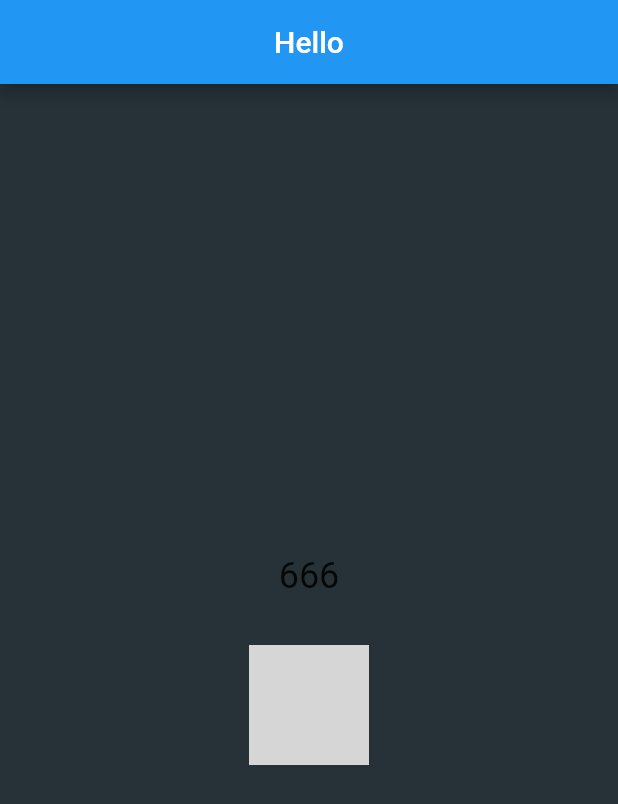
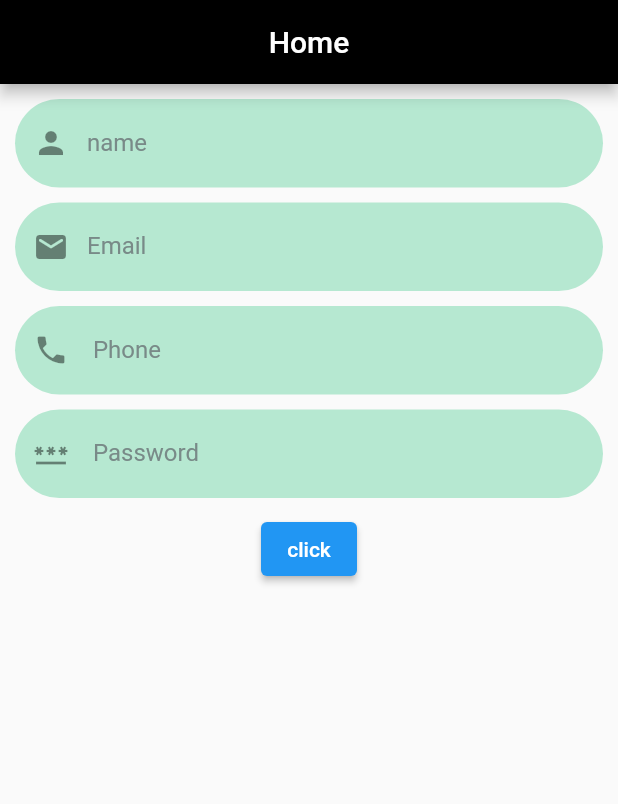
Before and after one commit to Souravcv/task, a Flutter app: the screen it shows once a user with an empty profile is signed in, on a phone screen of 412 x 824 dp. Shown: the top 804 px of the screen. Run offline on Flutter 3.47's test engine with Material 2 defaults, Android fonts, the phone set to English and light mode, and no system bars; our stand-ins replace email_validator, firebase_auth, firebase_core, font_awesome_flutter, google_sign_in; accounts and stored records are empty; grey boxes are pictures that could not be loaded.

```diff
--- a/lib/screens/homepage.dart
+++ b/lib/screens/homepage.dart
@@ -1,10 +1,7 @@
-
-
 import 'package:firebase_auth/firebase_auth.dart';
-import 'package:firebase_core/firebase_core.dart';
 import 'package:flutter/material.dart';
 import 'package:flutter/src/widgets/framework.dart';
-import 'package:flutter/src/widgets/placeholder.dart';
+import 'package:email_validator/email_validator.dart';
 
 class LoggedinWidget extends StatelessWidget {
   const LoggedinWidget({super.key});
@@ -12,29 +9,166 @@ class LoggedinWidget extends StatelessWidget {
   @override
   Widget build(BuildContext context) {
     final user = FirebaseAuth.instance.currentUser;
+    final formKey = GlobalKey<FormState>();
+
+
     return Scaffold(
         appBar: AppBar(
-        title:const Text("Hello"),
+          title: const Text("Home"),
           centerTitle: true,
-        actions: [
-          TextButton(onPressed: (){}, child:const Text('Logout'))
-        ],
+          backgroundColor: Colors.black,
         ),
-      body: Container(
-        alignment: Alignment.center,
-        color: Colors.blueGrey.shade900,
+        body: SafeArea(
+            child: Padding(
+          padding: EdgeInsets.all(10),
+          child: Form(
+            key: formKey,
             child: Column(
-          mainAxisAlignment: MainAxisAlignment.center,
+              mainAxisAlignment: MainAxisAlignment.start,
               children: [
-            Text("666",style: TextStyle(fontSize: 24),),
-            SizedBox(height: 32,),
-           CircleAvatar(
-            radius: 40,
-            backgroundImage: NetworkImage("https://imgs.search.brave.com/xp38TOFN041Tckx-upE6pZVSm-BhJtNiUaEt3Ao37Yc/rs:fit:459:225:1/g:ce/aHR0cHM6Ly90c2Uy/LmV4cGxpY2l0LmJp/bmcubmV0L3RoP2lk/PU9JUC5aQXFOUlAt/cDcweHZlS1ZSSnQ1/OTVRSGFIcCZwaWQ9/QXBp"),
-           )
+                //name
+                TextFormField(
+                  style: TextStyle(
+                    color: const Color.fromARGB(255, 0, 0, 0).withOpacity(0.9),
+                  ),
+                  decoration: InputDecoration(
+                    prefixIcon: Icon(Icons.person),
+                    labelText: "name",
+                    labelStyle: TextStyle(
+                        color: const Color.fromARGB(255, 114, 128, 128)
+                            .withOpacity(0.9)),
+                    filled: true,
+                    floatingLabelBehavior: FloatingLabelBehavior.never,
+                    fillColor:
+                        const Color.fromARGB(255, 26, 190, 114).withOpacity(0.3),
+                    border: OutlineInputBorder(
+                      borderRadius: BorderRadius.circular(30.0),
+                      borderSide:
+                          const BorderSide(width: 0, style: BorderStyle.none),
+                    ),
+                  ),
+                  validator: (value) {
+                    if (value!.isEmpty ||
+                        !RegExp(r'^[a-z A-Z]+$').hasMatch(value)) {
+                      return "Enter Correct name";
+                    } else {
+                      return null;
+                    }
+                  },
+                ),
+                SizedBox(
+                  height: 10,
+                ),
+
+                //Email
+                TextFormField(
+
+                  style: TextStyle(
+                    color: const Color.fromARGB(255, 0, 0, 0).withOpacity(0.9),
+                  ),
+                  decoration: InputDecoration(
+                    prefixIcon: Icon(Icons.email_rounded),
+                    labelText: "Email",
+                    labelStyle: TextStyle(
+                        color: const Color.fromARGB(255, 114, 128, 128)
+                            .withOpacity(0.9)),
+                    filled: true,
+                    floatingLabelBehavior: FloatingLabelBehavior.never,
+                    fillColor:
+                        const Color.fromARGB(255, 26, 190, 114).withOpacity(0.3),
+                    border: OutlineInputBorder(
+                      borderRadius: BorderRadius.circular(30.0),
+                      borderSide:
+                          const BorderSide(width: 0, style: BorderStyle.none),
+                    ),
+                  ),
+                   validator: (value) {
+                    if (value!.isEmpty ||
+                        !RegExp(r'^[\w-\.]+@([\w-]+\.)+[\w]{2,4}').hasMatch(value)) {
+                      return "Enter Correct email";
+                    } else {
+                      return null;
+                    }
+                  },
+                ),
+
+                SizedBox(
+                  height: 10,
+                ),
+                //phone
+
+                TextFormField(
+                  keyboardType: TextInputType.phone,
+                  style: TextStyle(
+                    color: const Color.fromARGB(255, 0, 0, 0).withOpacity(0.9),
+                  ),
+                  decoration: InputDecoration(
+                    prefixIcon: Icon(Icons.phone),
+                    labelText: " Phone",
+                    labelStyle: TextStyle(
+                        color: const Color.fromARGB(255, 114, 128, 128)
+                            .withOpacity(0.9)),
+                    filled: true,
+                    floatingLabelBehavior: FloatingLabelBehavior.never,
+                    fillColor:
+                        const Color.fromARGB(255, 26, 190, 114).withOpacity(0.3),
+                    border: OutlineInputBorder(
+                      borderRadius: BorderRadius.circular(30.0),
+                      borderSide:
+                          const BorderSide(width: 0, style: BorderStyle.none),
+                    ),
+                  ),
+                  validator: (value) {
+                    if (value!.isEmpty
+                            ) {
+                      return "Enter Correct phone Number";
+                    } else {
+                      return null;
+                    }
+                  },
+                ),
+                SizedBox(
+                  height: 10,
+                ),
+
+                //Password
+                TextFormField(
+
+                  obscureText: true,
+                  style: TextStyle(
+                    color: const Color.fromARGB(255, 0, 0, 0).withOpacity(0.9),
+                  ),
+                  decoration: InputDecoration(
+                    prefixIcon: Icon(Icons.password_outlined),
+                    labelText: " Password",
+                    labelStyle: TextStyle(
+                        color: const Color.fromARGB(255, 114, 128, 128)
+                            .withOpacity(0.9)),
+                    filled: true,
+                    floatingLabelBehavior: FloatingLabelBehavior.never,
+                    fillColor:
+                        const Color.fromARGB(255, 26, 190, 114).withOpacity(0.3),
+                    border: OutlineInputBorder(
+                      borderRadius: BorderRadius.circular(30.0),
+                      borderSide:
+                          const BorderSide(width: 0, style: BorderStyle.none),
+                    ),
+                  ),
+                ),
+                SizedBox(
+                  height: 10,
+                ),
+          ElevatedButton(onPressed: (){
+            if (formKey.currentState!.validate()) {
+              final snackbar = SnackBar(content: Text("okkkkkk"));
+              print("jsdvfjsvfjsvjdv,jhfb fdv d");
+            }
+          },
+           child:const Text("click"))
+
               ],
             ),
           ),
-    );
+        )));
   }
 }
--- a/pubspec.yaml
+++ b/pubspec.yaml
@@ -42,6 +42,7 @@ dependencies:
   google_sign_in: ^6.0.2
   font_awesome_flutter: ^10.4.0
   provider: ^6.0.5
+  email_validator: ^2.1.17
 
 dev_dependencies:
   flutter_test:
```
Also changed, not shown: pubspec.lock. Lines whose indentation alone changed are shown as unchanged.
